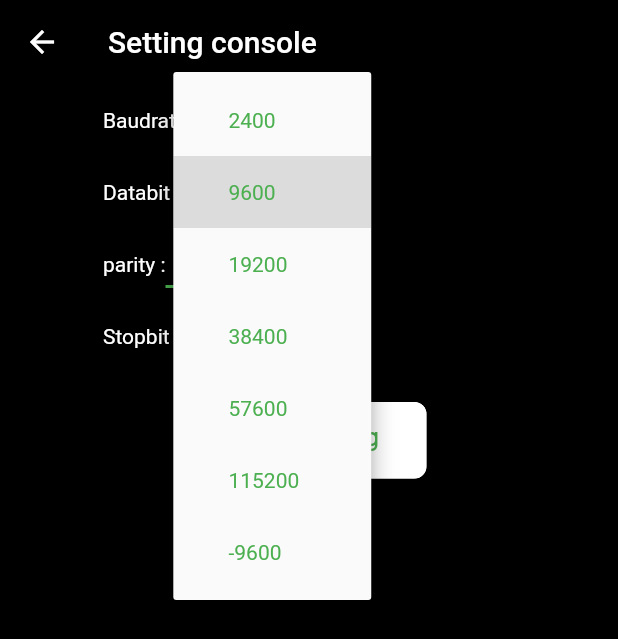
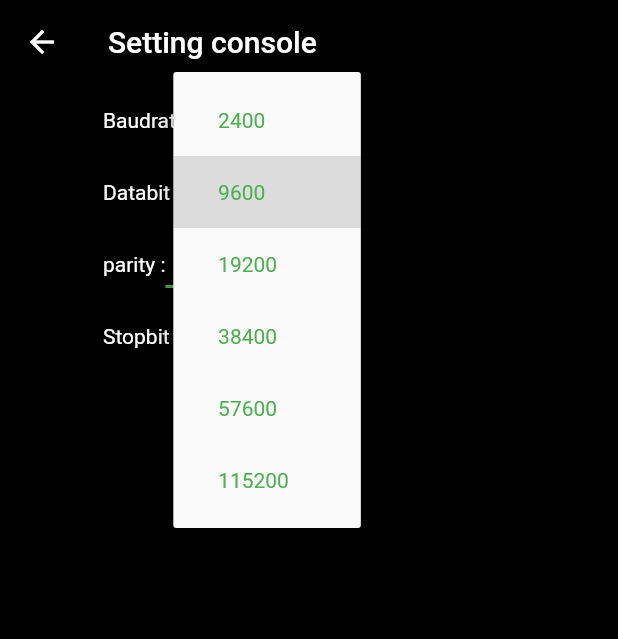
Before and after one commit to godprogrammer3/technician_app, a Flutter app: the ConsoleSettingPageChild screen opened directly, after a tap on "9600", on a phone screen of 412 x 824 dp. Shown: the top 639 px of the screen. Run offline on Flutter 3.47's test engine with Material 2 defaults, Android fonts, the phone set to English and light mode, and no system bars; our stand-ins replace bloc, data_connection_checker, equatable, flutter_bloc, flutter_svg, pin_code_fields and 1 more; missing offline and left inert: rounded_floating_app_bar, usb_serial; accounts and stored records are empty; project files that could hold a hidden picture were left out.

Commit message:
add auto login with old token and console setting page

```diff
--- a/lap_app/lib/bloc/console_setting_bloc.dart
+++ b/lap_app/lib/bloc/console_setting_bloc.dart
@@ -39,18 +39,12 @@ class ConsoleSettingBloc
         stopBitValue = 1;
         await prefs.setInt('stopBitValue', stopBitValue);
       }
-      var customBaudrateValue = prefs.getInt('customBaudrateValue');
-      if(customBaudrateValue == null) {
-        customBaudrateValue = 9600;
-        await prefs.setInt('customBaudrateValue', customBaudrateValue);
-      }
       yield ConsoleSettingReadyState(
           consoleSetting: ConsoleSetting(
               baudrateValue: baudrateValue,
               dataBitValue: dataBitValue,
               parityValue: parityValue,
               stopBitValue: stopBitValue),
-          customBaudrateValue: customBaudrateValue
               );
     }
   }
--- a/lap_app/lib/bloc/console_setting_state.dart
+++ b/lap_app/lib/bloc/console_setting_state.dart
@@ -12,14 +12,11 @@ class ConsoleSettingInitial extends ConsoleSettingState {
 class ConsoleSettingReadyState extends ConsoleSettingState {
   @override
   final ConsoleSetting consoleSetting;
-  final int customBaudrateValue;
   ConsoleSettingReadyState({
     @required this.consoleSetting,
-    @required this.customBaudrateValue
   });
   List<Object> get props => [
-    consoleSetting,
-    customBaudrateValue
+    consoleSetting
   ];
 
 }
--- a/lap_app/lib/bloc/verify_otp_bloc.dart
+++ b/lap_app/lib/bloc/verify_otp_bloc.dart
@@ -7,6 +7,7 @@ import 'package:flutter/material.dart';
 import 'package:lap_app/core/status/status.dart';
 import 'package:lap_app/data/entities/entities.dart';
 import 'package:lap_app/models/models.dart';
+import 'package:shared_preferences/shared_preferences.dart';
 part 'verify_otp_event.dart';
 part 'verify_otp_state.dart';
 
@@ -25,7 +26,9 @@ class VerifyOtpBloc extends Bloc<VerifyOtpEvent, VerifyOtpState> {
       try {
         final tokenCredential =
             await verifyOtpModel.getToken(event.otpCredential);
-
+        SharedPreferences prefs = await SharedPreferences.getInstance();
+        await prefs.setString('token', tokenCredential.token);
+        await prefs.setString('uid',tokenCredential.uid);
         yield VerifyOtpSuccess(tokenCredential:tokenCredential);
       } on AuthenError {
         yield VerifyOtpError(message: "OTP is incorrect!", color: Colors.red);
--- a/lap_app/lib/data/datasources/network_resources.dart
+++ b/lap_app/lib/data/datasources/network_resources.dart
@@ -83,7 +83,7 @@ class NetworkResource extends Equatable {
         );
 
         if (response.statusCode == 200) {
-          return TokenCredential.fromJson(json.decode(response.body));
+          return tokenCredential;
         } else if (response.statusCode == 400) {
           throw AuthenError();
         } else {
--- a/lap_app/lib/ui/pages/console_seting_page.dart
+++ b/lap_app/lib/ui/pages/console_seting_page.dart
@@ -1,7 +1,9 @@
 import 'package:flutter/material.dart';
+import 'package:flutter/services.dart';
 import 'package:flutter_bloc/flutter_bloc.dart';
 import 'package:lap_app/bloc/bloc.dart';
 import 'package:lap_app/ui/widget/widgets.dart';
+import 'package:shared_preferences/shared_preferences.dart';
 
 class ConsoleSettingPage extends StatelessWidget {
   const ConsoleSettingPage({Key key}) : super(key: key);
@@ -30,8 +32,8 @@ class _ConsoleSettingPageChildState extends State<ConsoleSettingPageChild> {
   int _dataBitValue;
   int _parityValue;
   int _stopBitValue;
-  int _customBaudrateValue;
   bool _isFirstLoad = true;
+  TextEditingController txtController = new TextEditingController();
   @override
   Widget build(BuildContext context) {
     return Scaffold(
@@ -54,7 +56,6 @@ class _ConsoleSettingPageChildState extends State<ConsoleSettingPageChild> {
                   _dataBitValue = state.consoleSetting.dataBitValue;
                   _parityValue = state.consoleSetting.parityValue;
                   _stopBitValue = state.consoleSetting.stopBitValue;
-                  _customBaudrateValue = state.customBaudrateValue;
                   _isFirstLoad = false;
                 }
 
@@ -94,6 +95,7 @@ class _ConsoleSettingPageChildState extends State<ConsoleSettingPageChild> {
                 setState(() {
                   _baudrateValue = newValue;
                 });
+                updateSetting();
               },
               items: <int>[
                 2400,
@@ -102,11 +104,10 @@ class _ConsoleSettingPageChildState extends State<ConsoleSettingPageChild> {
                 38400,
                 57600,
                 115200,
-                _customBaudrateValue * -1
               ].map<DropdownMenuItem<int>>((int value) {
                 return DropdownMenuItem<int>(
                   value: value,
-                  child: Text('      ' + value.toString()),
+                  child: Container(child: baudrateValueToWidget(value)),
                 );
               }).toList(),
             ),
@@ -139,6 +140,7 @@ class _ConsoleSettingPageChildState extends State<ConsoleSettingPageChild> {
                 setState(() {
                   _dataBitValue = newValue;
                 });
+                updateSetting();
               },
               items: <int>[5, 6, 7, 8].map<DropdownMenuItem<int>>((int value) {
                 return DropdownMenuItem<int>(
@@ -176,6 +178,7 @@ class _ConsoleSettingPageChildState extends State<ConsoleSettingPageChild> {
                 setState(() {
                   _parityValue = newValue;
                 });
+                updateSetting();
               },
               items: <int>[0, 1, 2].map<DropdownMenuItem<int>>((int value) {
                 return DropdownMenuItem<int>(
@@ -213,6 +216,7 @@ class _ConsoleSettingPageChildState extends State<ConsoleSettingPageChild> {
                 setState(() {
                   _stopBitValue = newValue;
                 });
+                updateSetting();
               },
               items: <int>[
                 1,
@@ -228,27 +232,7 @@ class _ConsoleSettingPageChildState extends State<ConsoleSettingPageChild> {
           ),
         ],
       ),
-      SizedBox(height:20),
-      ButtonTheme(
-        minWidth: MediaQuery.of(context).size.width * 0.38,
-        height: 40,
-        child: FlatButton(
-          shape: new RoundedRectangleBorder(
-              borderRadius: new BorderRadius.circular(8.0),
-              side: BorderSide(color: Colors.white)),
-          color: Colors.white,
-          textColor: Colors.green,
-          padding: EdgeInsets.all(17.0),
-          onPressed: () {
-            print('Save setting');
-          },
-          child: Text(
-            'Save setting',
-            style: TextStyle(
-                fontFamily: 'supermarket', fontSize: 20, color: Colors.green),
-          ),
-        ),
-      ),
+      SizedBox(height: 20),
     ]);
   }
 
@@ -291,4 +275,16 @@ class _ConsoleSettingPageChildState extends State<ConsoleSettingPageChild> {
         }
     }
   }
+
+  Widget baudrateValueToWidget(int value) {
+    return Text('    ' + value.toString());
+  }
+
+  void updateSetting() async {
+    SharedPreferences prefs = await SharedPreferences.getInstance();
+    await prefs.setInt('baudrateValue', _baudrateValue);
+    await prefs.setInt('dataBitValue', _dataBitValue);
+    await prefs.setInt('parityValue', _parityValue);
+    await prefs.setInt('stopBitValue', _stopBitValue);
+  }
 }
```
Also changed, not shown: lap_app/lib/ui/pages/splash_screen_page.dart (+75 -8 lines).
